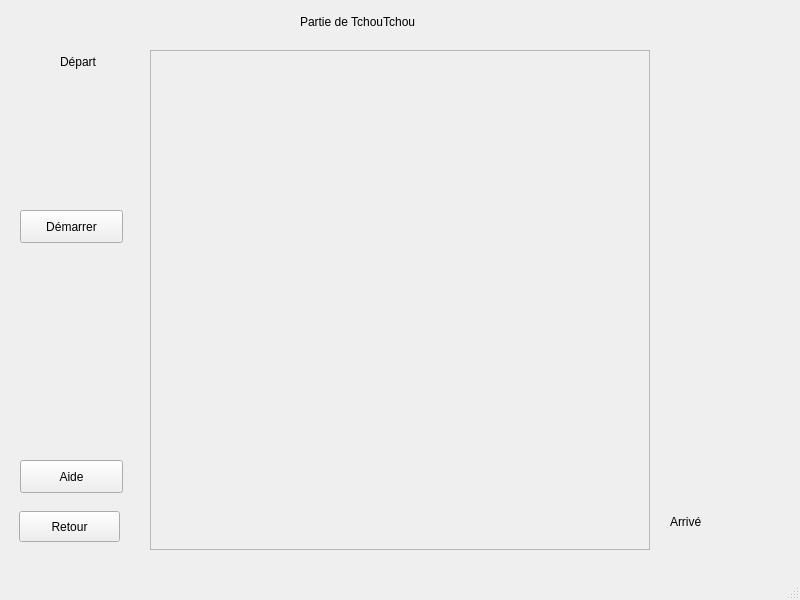
autumnka/Tchou, file mainwindow.ui: the form before one commit.
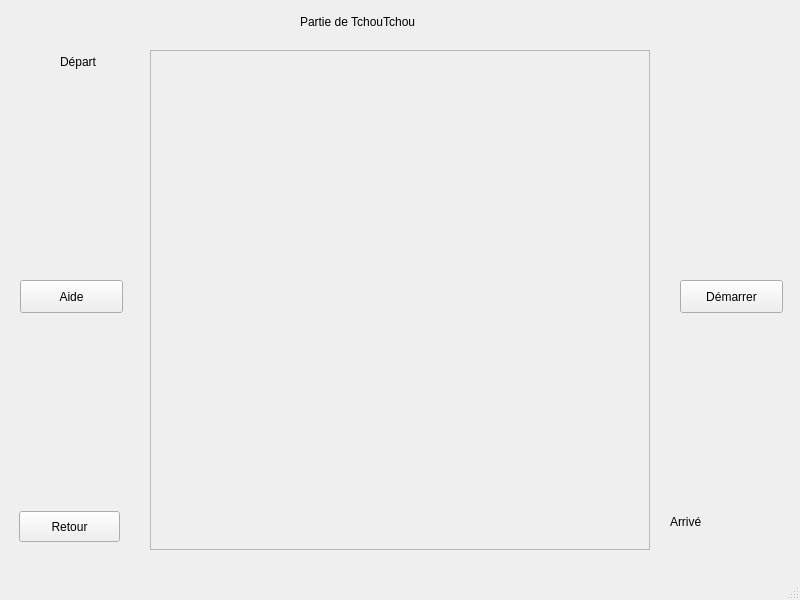
The form after the commit.

What changed in the file:
```diff
--- a/mainwindow.ui
+++ b/mainwindow.ui
@@ -54,24 +54,11 @@
      <enum>QFrame::Raised</enum>
     </property>
    </widget>
-   <widget class="QPushButton" name="buttonDemarrerTrain">
-    <property name="geometry">
-     <rect>
-      <x>20</x>
-      <y>210</y>
-      <width>103</width>
-      <height>33</height>
-     </rect>
-    </property>
-    <property name="text">
-     <string>Démarrer</string>
-    </property>
-   </widget>
    <widget class="QPushButton" name="button_aide">
     <property name="geometry">
      <rect>
       <x>20</x>
-      <y>460</y>
+      <y>280</y>
       <width>103</width>
       <height>33</height>
      </rect>
@@ -132,6 +119,19 @@
      <string>Retour</string>
     </property>
    </widget>
+   <widget class="QPushButton" name="buttonDemarrerTrain">
+    <property name="geometry">
+     <rect>
+      <x>680</x>
+      <y>280</y>
+      <width>103</width>
+      <height>33</height>
+     </rect>
+    </property>
+    <property name="text">
+     <string>Démarrer</string>
+    </property>
+   </widget>
    <zorder>frame</zorder>
    <zorder>buttonDemarrerTrain</zorder>
    <zorder>label_2</zorder>
```
Left out of the diff: 2 changed lines with no effect on the pictures.
